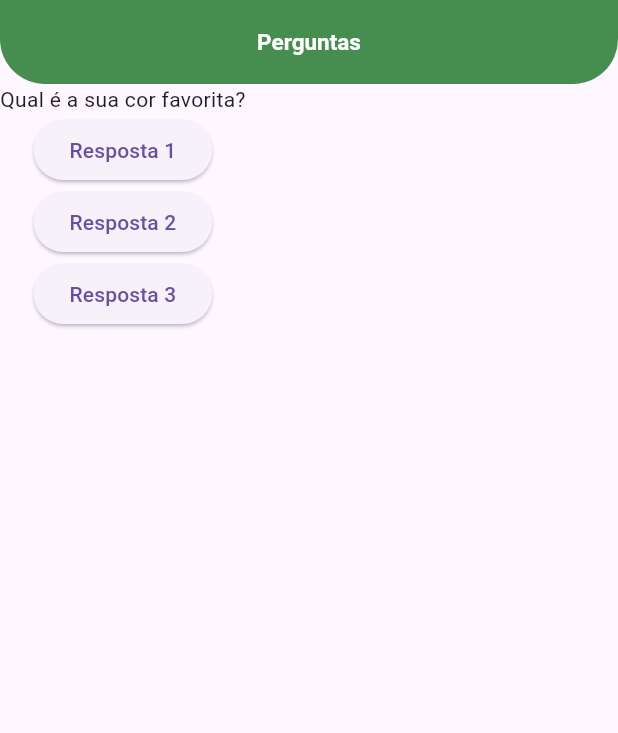
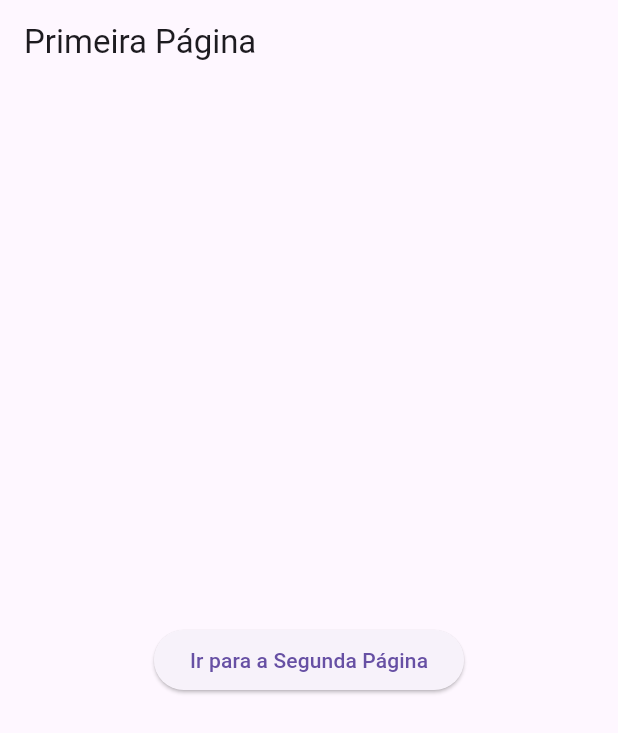
Before and after one commit to leandro91004850/curso_flutter, a Flutter app: the screen it shows after launch, on a phone screen of 412 x 824 dp. Shown: the top 733 px of the screen. Run offline on Flutter 3.47's test engine with Material 3 defaults, Android fonts, the phone set to English and light mode, and no system bars.

Commit message:
Trabalhando com rotas e paginação

```diff
--- a/lib/main.dart
+++ b/lib/main.dart
@@ -1,71 +1,15 @@
-import 'package:device_preview/device_preview.dart';
 import 'package:flutter/material.dart';
 
+import 'primeira_pagina.dart';
+import 'segunda_pagina.dart';
+
 void main() {
-  //runApp(PerguntaApp());
-  runApp(DevicePreview(builder: (context) => PerguntaApp()));
+  runApp(MaterialApp(
+    title: 'Navegação',
+    initialRoute: '/',
+    routes: {
+      '/': (context) => PrimeiraPagina(),
+      '/segunda': (context) => SegundaPagina(),
+    },
+  ));
 }
-
-class PeguntaAppState extends State<PerguntaApp> {
-  var perguntaSelecionada = 0;
-
-  void responder() {
-    setState(() {
-      perguntaSelecionada++;
-    });
-    print('$perguntaSelecionada - Pergunta respondida');
-  }
-
-  @override
-  Widget build(BuildContext context) {
-    final perguntas = [
-      'Qual é a sua cor favorita?',
-      'Qual é o seu animal favorito?',
-    ];
-
-
-
-    return MaterialApp(
-      home: Scaffold(
-        appBar: AppBar(
-          centerTitle: true,
-          titleTextStyle: const TextStyle(
-            fontSize: 15,
-            fontWeight: FontWeight.bold,
-          ),
-          title: const Text('Perguntas'),
-          shape: const RoundedRectangleBorder(
-            borderRadius: BorderRadius.vertical(
-              bottom: Radius.circular(30),
-            ),
-          ),
-          backgroundColor: Color.fromARGB(255, 70, 141, 80),
-        ),
-        body: Column(
-          children: [
-            Text(perguntas[perguntaSelecionada]),
-            ElevatedButton(
-              child: const Text('Resposta 1'),
-              onPressed: responder
-            ),
-            ElevatedButton(
-              child: const Text('Resposta 2'),
-              onPressed: responder,
-            ),
-            ElevatedButton(
-              child: const Text('Resposta 3'),
-              onPressed: responder,
-            ),
-          ],
-        ),
-      ),
-    );
-  }
-}
-
-class PerguntaApp extends StatefulWidget {
-  @override
-  PeguntaAppState createState() {
-    return PeguntaAppState();
-  }
-}
--- /dev/null
+++ b/lib/primeira_pagina.dart
@@ -0,0 +1,20 @@
+import 'package:flutter/material.dart';
+
+class PrimeiraPagina extends StatelessWidget {
+  @override
+  Widget build(BuildContext context) {
+    return Scaffold(
+      appBar: AppBar(
+        title: Text('Primeira Página'),
+      ),
+      body: Center(
+        child: ElevatedButton(
+          child: Text('Ir para a Segunda Página'),
+          onPressed: () {
+            Navigator.pushNamed(context, '/segunda');
+          },
+        ),
+      ),
+    );
+  }
+}
```
Also changed, not shown: lib/segunda_pagina.dart (added, +20 -0 lines).
